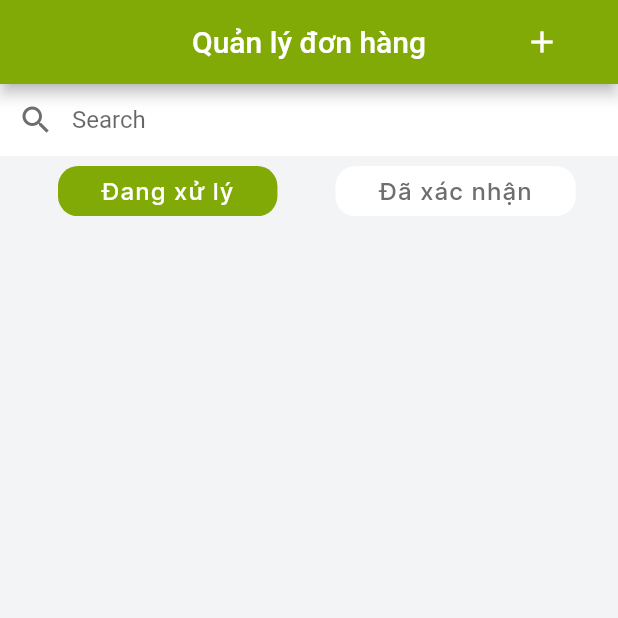
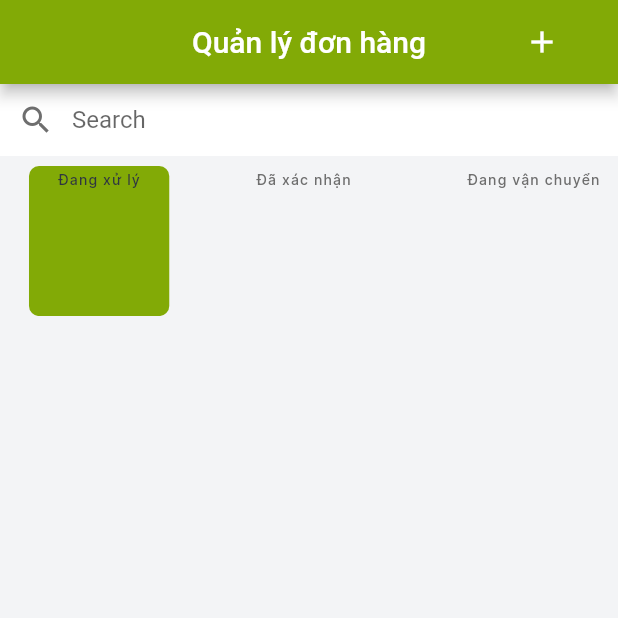
Before and after one commit to vy-lett-otsv/Sahami_App, a Flutter app: the OrderView screen opened directly, on a phone screen of 412 x 824 dp, the top half of it. Run offline on Flutter 3.47's test engine with Material 2 defaults, Android fonts, the phone set to English and light mode, and no system bars; our stand-ins replace another_flushbar, awesome_notifications, cloud_firestore, dots_indicator, firebase_auth, firebase_core and 9 more; missing offline and left inert: awesome_notifications_fcm, firebase_ui_auth; accounts and stored records are empty.

```diff
--- a/lib/data/remote/entity/order_entity.dart
+++ b/lib/data/remote/entity/order_entity.dart
@@ -1,3 +1,4 @@
+import 'package:cloud_firestore/cloud_firestore.dart';
 import 'package:sahami_app/data/remote/entity/user_entity.dart';
 import 'package:sahami_app/views/constants/ui_strings.dart';
 
@@ -8,10 +9,10 @@ class OrderEntity {
   String orderStatus;
   String paymentStatus;
   String? orderNote;
-  String? createAt;
-  String? createAtTime;
-  String? createAtMonth;
-  String? createAtYear;
+  Timestamp? createAt;  // String? createAtTime;
+  // String? createAtMonth;
+  // String? createAtYear;
+
   DateTime? updateAt;
   double? deliveryCharge;
   List<dynamic> items;
@@ -25,9 +26,9 @@ class OrderEntity {
       this.paymentStatus = UIStrings.pendingPayment,
       this.orderNote,
       this.createAt,
-      this.createAtTime,
-      this.createAtMonth,
-      this.createAtYear,
+      // this.createAtTime,
+      // this.createAtMonth,
+      // this.createAtYear,
       this.updateAt,
       this.deliveryCharge,
       required this.items,
@@ -42,9 +43,9 @@ class OrderEntity {
         'orderNote': orderNote,
         'note': orderNote,
         'createAt': createAt,
-        'createAtTime': createAtTime,
-        'createAtMonth': createAtMonth,
-        'createAtYear': createAtYear,
+        // 'createAtTime': createAtTime,
+        // 'createAtMonth': createAtMonth,
+        // 'createAtYear': createAtYear,
         'updateAt': updateAt,
         'deliveryCharge': deliveryCharge,
         'items': items,
@@ -60,9 +61,9 @@ class OrderEntity {
         paymentStatus: json['paymentStatus'],
         orderNote: json['orderNote'],
         createAt: json["createAt"],
-        createAtMonth: json["createAtMonth"],
-        createAtYear: json["createAtYear"],
-        createAtTime: json["createAtTime"],
+        // createAtMonth: json["createAtMonth"],
+        // createAtYear: json["createAtYear"],
+        // createAtTime: json["createAtTime"],
         updateAt: json['updateAt'],
         deliveryCharge: json['deliveryCharge'],
         items: List<dynamic>.from(json['items']),
--- a/lib/enums/enum.dart
+++ b/lib/enums/enum.dart
@@ -1,5 +1,22 @@
+import '../views/constants/ui_strings.dart';
+
 enum ViewState {
   success,
   busy,
   idle
 }
+
+enum OrderStatus {
+  pending,
+  confirmed,
+  pendingDelivery,
+  finish,
+  cancel
+}
+
+extension OrderStatusExt on OrderStatus {
+  String get name {
+    const names = [UIStrings.pending, UIStrings.confirmed, UIStrings.delivery, UIStrings.finish, UIStrings.cancelOrder];
+    return names[index];
+  }
+}
--- a/lib/views/containers/order_list_view.dart
+++ b/lib/views/containers/order_list_view.dart
@@ -1,6 +1,7 @@
 import 'package:flutter/material.dart';
 import 'package:flutter_slidable/flutter_slidable.dart';
 import 'package:intl/intl.dart' as intl;
+import 'package:provider/provider.dart';
 import 'package:sahami_app/viewmodel/order_view_model.dart';
 
 import '../../data/remote/entity/order_entity.dart';
@@ -12,16 +13,20 @@ import '../widget/ui_text.dart';
 
 class OrderListView extends StatelessWidget {
   final int selected;
-  final PageController pageController;
   final OrderViewModel orderViewModel;
-  const OrderListView({Key? key, required this.selected, required this.pageController, required this.orderViewModel}) : super(key: key);
+  const OrderListView({Key? key, required this.selected, required this.orderViewModel}) : super(key: key);
 
   @override
   Widget build(BuildContext context) {
-    print(orderViewModel.selected);
-    return  Expanded(
+    return ChangeNotifierProvider(
+        create: (_) => orderViewModel,
+      child: Consumer<OrderViewModel>(
+        builder: (_, viewModel, __) {
+          print(orderViewModel.selectedIndex);
+          print(viewModel.pageController.toString());
+          return Expanded(
               child: PageView(
-          controller: pageController,
+                controller: viewModel.pageController,
                 // onPageChanged: (index) {
                 //   index = orderViewModel.selected;
                 //   print(index);
@@ -32,6 +37,9 @@ class OrderListView extends StatelessWidget {
                   _buildListOrder(orderViewModel.pendingDelivery),
                 ],
               ));
+        },
+      ),
+    );
   }
 
   Widget _buildListOrder(List<OrderEntity> list) {
@@ -86,9 +94,9 @@ class OrderListView extends StatelessWidget {
                     Row(
                       mainAxisAlignment: MainAxisAlignment.spaceBetween,
                       children: [
-                        UIText(
-                            "${list[index].createAt}, ${list[index].createAtTime}",
-                            size: DimensManager.dimens.setSp(14)),
+                        // UIText(
+                        //     "${list[index].createAt}, ${list[index].createAtTime}",
+                        //     size: DimensManager.dimens.setSp(14)),
                         UIText(
                             "${list[index].items.length} món")
                       ],
--- a/lib/views/screens/home/admin/order_view.dart
+++ b/lib/views/screens/home/admin/order_view.dart
@@ -1,11 +1,14 @@
 import 'package:flutter/material.dart';
 import 'package:flutter_slidable/flutter_slidable.dart';
+import 'package:get/get_rx/src/rx_typedefs/rx_typedefs.dart';
 import 'package:provider/provider.dart';
+import 'package:sahami_app/enums/enum.dart';
 import 'package:sahami_app/services/navigation_service.dart';
 import 'package:sahami_app/viewmodel/order_view_model.dart';
 import 'package:sahami_app/views/containers/order_list_view.dart';
 import 'package:sahami_app/views/widget/ui_text.dart';
 import '../../../../data/data_local.dart';
+import '../../../../data/remote/entity/order_entity.dart';
 import '../../../../utils/constants.dart';
 import '../../../constants/dimens_manager.dart';
 import '../../../constants/ui_color.dart';
@@ -22,16 +25,17 @@ class OrderView extends StatefulWidget {
 class _OrderViewState extends State<OrderView>
     with SingleTickerProviderStateMixin {
   final OrderViewModel _orderViewModel = OrderViewModel();
-  late TabController _tabController;
+  // late TabController _tabController;
+  final PageController _pageController = PageController(initialPage: 0);
+  int _activePage = 0;
 
   @override
   void initState() {
     _orderViewModel.fetchOrderStatus();
-    _tabController =
-        TabController(vsync: this, length: DataLocal.orderStatus.length);
-    _tabController.addListener(() {
-      _orderViewModel.changeStaffTab(_tabController.index);
-    });
+    // _tabController = TabController(vsync: this, length: DataLocal.orderStatus.length);
+    // _tabController.addListener(() {
+    //   _orderViewModel.changeStaffTab(_tabController.index);
+    // });
     super.initState();
   }
 
@@ -57,43 +61,59 @@ class _OrderViewState extends State<OrderView>
               children: [
                 _buildSearch(context),
                 SizedBox(height: DimensManager.dimens.setHeight(10),),
-                Container(
-                  margin: EdgeInsets.only(
-                      left: DimensManager.dimens.setWidth(20)
-                  ),
-                  height: DimensManager.dimens.setHeight(50),
-                  child: ListView.separated(
+                SizedBox(
+                  height: 100,
+                  child: ListView.builder(
                     scrollDirection: Axis.horizontal,
-                      itemBuilder: (context, index) =>
-                        GestureDetector(
-                          onTap: () {
-                            viewModel.updateSelected(index);
-                          },
-                          child: Container(
-                            alignment: Alignment.center,
-                            padding: EdgeInsets.symmetric(
-                              horizontal: DimensManager.dimens.setWidth(15)
-                            ),
-                            decoration: BoxDecoration(
-                              borderRadius: BorderRadius.circular(DimensManager.dimens.setRadius(20)),
-                              color: viewModel.selected == index ? UIColors.primary : UIColors.white
-                            ),
-                            child: UIText(
-                                DataLocal.orderStatus[index],
-                              color: viewModel.selected == index ? UIColors.white : UIColors.text,
+                    itemCount: OrderStatus.values.length,
+                    itemBuilder: (context, index) => _buildTabStatus(
+                        index, viewModel.selectedIndex, viewModel)
                   ),
                 ),
-                        ),
-                      separatorBuilder: (_, index) => SizedBox(width: DimensManager.dimens.setWidth(20),),
-                      itemCount: DataLocal.orderStatus.length
-                  ),
-                ),
-                SizedBox(height: DimensManager.dimens.setHeight(10),),
-                OrderListView(selected: viewModel.selected, pageController: viewModel.pageController, orderViewModel: viewModel)
+                Expanded(
+                    child: PageView(
+                      controller: _pageController,
+                      onPageChanged: (int page) {
+                        setState(() {
+                          _activePage = page;
+                        });
+                      },
+                      children: [
+                        _buildListOrder(viewModel.orderPendingList),
+                        _buildListOrder(viewModel.confirmList),
+                        _buildListOrder(viewModel.pendingDelivery),
+                      ],
+                    )
+                )
               ],
             ),
           );
         },
+      ),
+    );
+  }
+
+  Widget _buildTabStatus(int index, int selected, OrderViewModel viewModel) {
+    return GestureDetector(
+      onTap: () {
+        viewModel.updateSelected(index);
+        _pageController.animateToPage(
+            index, duration: const Duration(milliseconds: 300),
+            curve: Curves.easeIn);
+      },
+      child: Padding(
+          padding: EdgeInsets.symmetric(horizontal: DimensManager.dimens.setWidth(10)),
+        child: Container(
+          padding: EdgeInsets.symmetric(
+            horizontal: DimensManager.dimens.setWidth(10),
+            vertical: DimensManager.dimens.setHeight(5)
+          ),
+            decoration: BoxDecoration(
+              borderRadius: BorderRadius.circular(DimensManager.dimens.setRadius(10)),
+              color: selected == index ? UIColors.primary : UIColors.background
+            ),
+            child: UIText(OrderStatus.values[index].name, size: DimensManager.dimens.setSp(14), color: selected == index ? UIColors.textDart : UIColors.text,),
+        ),
       ),
     );
   }
@@ -113,13 +133,12 @@ class _OrderViewState extends State<OrderView>
     );
   }
 
-  Widget _buildListOrder(OrderViewModel orderViewModel) {
+  Widget _buildListOrder(List<OrderEntity> list) {
     final formatter = intl.NumberFormat.decimalPattern();
-    return Expanded(
-        child: ListView.builder(
+    return ListView.builder(
         scrollDirection: Axis.vertical,
         shrinkWrap: true,
-            itemCount: orderViewModel.orderPendingList.length,
+        itemCount: list.length,
         itemBuilder: (context, index) {
           return Slidable(
             endActionPane: ActionPane(
@@ -140,7 +159,7 @@ class _OrderViewState extends State<OrderView>
                   context,
                   arguments: {
                     Constants.ENTITY:
-                            orderViewModel.orderPendingList.elementAt(index),
+                    list.elementAt(index),
                   },
                 );
               },
@@ -160,17 +179,17 @@ class _OrderViewState extends State<OrderView>
                   crossAxisAlignment: CrossAxisAlignment.start,
                   children: [
                     UIText(
-                            "Order ID ${orderViewModel.orderPendingList[index].orderId}",
+                        "Order ID ${list[index].orderId}",
                         color: UIColors.black),
                     SizedBox(height: DimensManager.dimens.setHeight(10)),
                     Row(
                       mainAxisAlignment: MainAxisAlignment.spaceBetween,
                       children: [
+                        // UIText(
+                        //     "${list[index].createAt}, ${list[index].createAtTime}",
+                        //     size: DimensManager.dimens.setSp(14)),
                         UIText(
-                                "${orderViewModel.orderPendingList[index].createAt}, ${orderViewModel.orderPendingList[index].createAtTime}",
-                                size: DimensManager.dimens.setSp(14)),
-                            UIText(
-                                "${orderViewModel.orderPendingList[index].items.length} món")
+                            "${list[index].items.length} món")
                       ],
                     ),
                     SizedBox(height: DimensManager.dimens.setHeight(10)),
@@ -184,19 +203,18 @@ class _OrderViewState extends State<OrderView>
                             horizontal: DimensManager.dimens.setWidth(10),
                             vertical: DimensManager.dimens.setHeight(5)),
                         child: UIText(
-                                orderViewModel
-                                    .orderPendingList[index].orderStatus,
+                            list[index].orderStatus,
                             color: UIColors.primary,
                             size: DimensManager.dimens.setSp(14))),
                     Align(
                         alignment: Alignment.bottomRight,
                         child: UIText(
-                                "${formatter.format(orderViewModel.orderPendingList[index].orderAmount)} VNĐ"))
+                            "${formatter.format(list[index].orderAmount)} VNĐ"))
                   ],
                 ),
               ),
             ),
           );
-            }));
+        });
   }
 }
--- a/lib/views/screens/home/user/my_order_view.dart
+++ b/lib/views/screens/home/user/my_order_view.dart
@@ -28,7 +28,8 @@ class _MyOrderViewState extends State<MyOrderView>
   void initState() {
     _tabController = TabController(vsync: this, length: DataLocal.orderTabs.length);
     _orderViewModel.updateChangeTab(_tabController);
-    _orderViewModel.formatDate();
+    // _orderViewModel.formatDate();
+    _orderViewModel.fetchOrder();
     super.initState();
   }
 
@@ -186,7 +187,7 @@ class _MyOrderViewState extends State<MyOrderView>
                         "Order ${orderList[index].orderId}",
                         color: UIColors.textDart,
                       ),
-                      UIText(orderList[index].createAt!)
+                      UIText(DateFormat('dd/MM/yyy').format(orderList[index].createAt!.toDate()))
                     ],
                   ),
                 ),
```
Also changed, not shown: lib/viewmodel/order_view_model.dart (+12 -24 lines), lib/viewmodel/payment_view_model.dart (+4 -4 lines), lib/viewmodel/statistics_view_model.dart (+28 -27 lines), lib/views/screens/home/admin/order_detail_view.dart (+4 -4 lines). Lines whose indentation alone changed are shown as unchanged.
